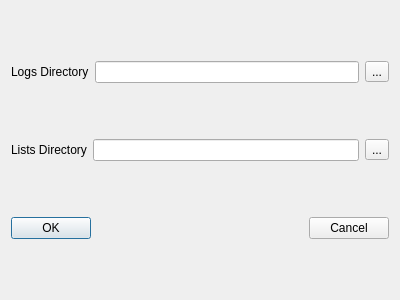
Above: mqt/MqtLogger/defdirsdlg.ui from Rsclub22/Minos2-Mirror before the change. Below: the same form after it.
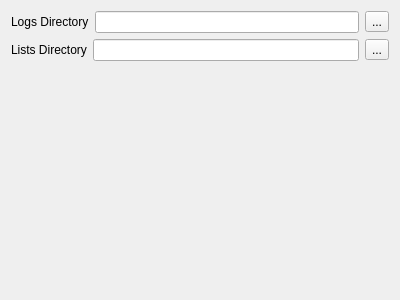
That is the form after the change.

Commit message: Move individual option setting dialogs to tabs of a single dialog

Diff of the .ui file:
```diff
--- a/mqt/MqtLogger/defdirsdlg.ui
+++ b/mqt/MqtLogger/defdirsdlg.ui
@@ -1,7 +1,7 @@
 <?xml version="1.0" encoding="UTF-8"?>
 <ui version="4.0">
  <class>DefDirsDlg</class>
- <widget class="QDialog" name="DefDirsDlg">
+ <widget class="QFrame" name="DefDirsDlg">
   <property name="geometry">
    <rect>
     <x>0</x>
@@ -57,35 +57,17 @@
     </layout>
    </item>
    <item>
-    <layout class="QHBoxLayout" name="horizontalLayout">
-     <item>
-      <widget class="QPushButton" name="OKButton">
-       <property name="text">
-        <string>OK</string>
-       </property>
-      </widget>
-     </item>
-     <item>
-      <spacer name="horizontalSpacer">
+    <spacer name="verticalSpacer">
        <property name="orientation">
-        <enum>Qt::Horizontal</enum>
+      <enum>Qt::Vertical</enum>
        </property>
        <property name="sizeHint" stdset="0">
         <size>
-         <width>40</width>
-         <height>20</height>
+       <width>20</width>
+       <height>40</height>
         </size>
        </property>
       </spacer>
-     </item>
-     <item>
-      <widget class="QPushButton" name="cancelButton">
-       <property name="text">
-        <string>Cancel</string>
-       </property>
-      </widget>
-     </item>
-    </layout>
    </item>
   </layout>
  </widget>
```
Lines whose indentation alone changed are shown as unchanged. The commit also changes 18 other files.
